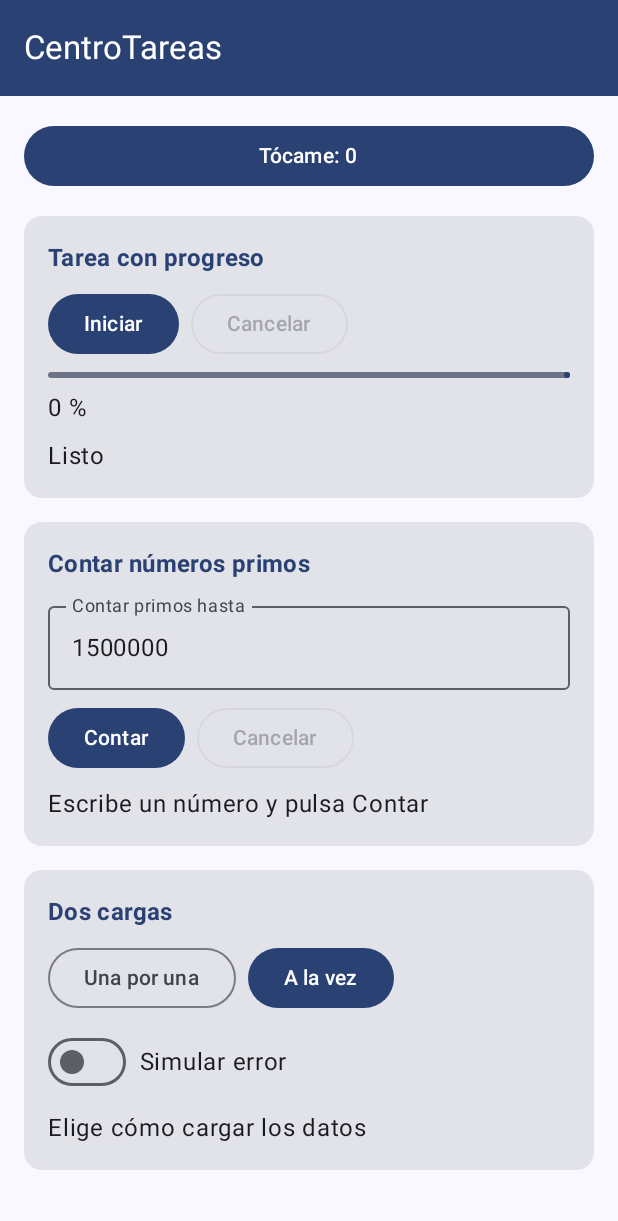
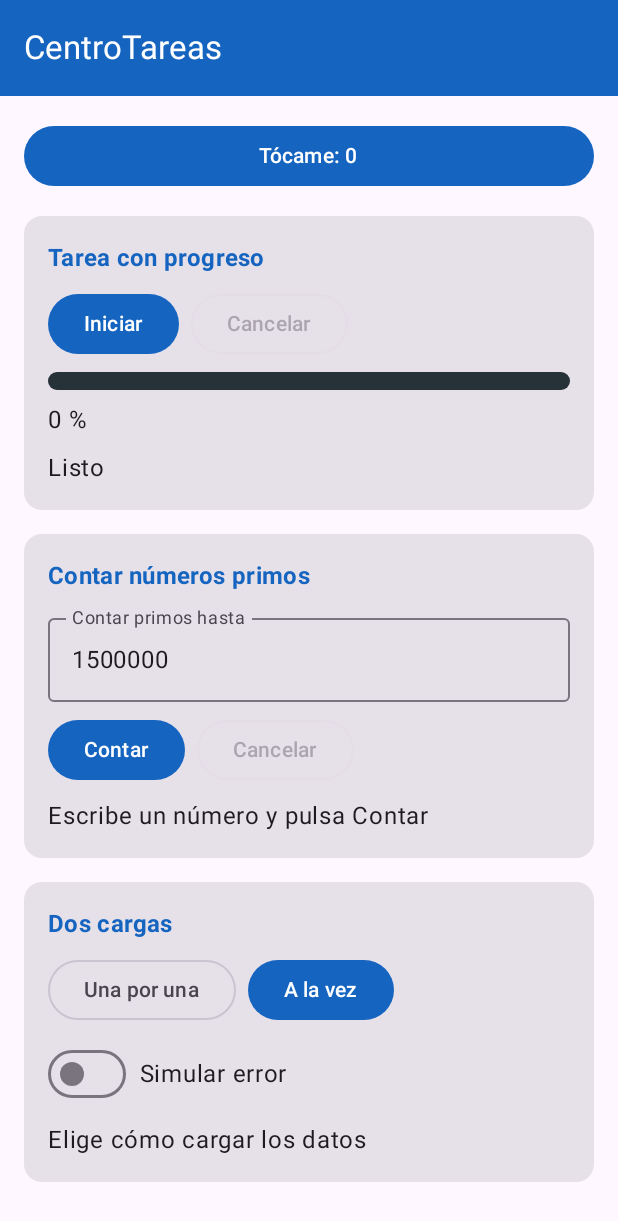
Before and after one commit to ydortizs-prog/CentroTareas, an Android app built with Jetpack Compose: the screen it shows after launch (MainActivity), on a phone screen of 412 x 824 dp. Shown: the top 1221 px of the screen. Run offline under Robolectric (Android 15) with nearby library versions, the phone set to English and light mode, and no system bars.

Commit message:
feat(primos): muestra el progreso del calculo

```diff
--- a/app/src/main/java/com/ortiz/centrotareas/data/TareasRepository.kt
+++ b/app/src/main/java/com/ortiz/centrotareas/data/TareasRepository.kt
@@ -1,7 +1,8 @@
 package com.ortiz.centrotareas.data
 
 interface TareasRepository {
-    suspend fun contarPrimos(hasta: Int): Int
+    // Mejora IA 1: alAvanzar informa el avance del cálculo de 0f a 1f
+    suspend fun contarPrimos(hasta: Int, alAvanzar: (Float) -> Unit = {}): Int
     suspend fun cargarPerfil(): String
     suspend fun cargarPedidos(simularError: Boolean): List<String>
 }
--- a/app/src/main/java/com/ortiz/centrotareas/ui/PantallaTareas.kt
+++ b/app/src/main/java/com/ortiz/centrotareas/ui/PantallaTareas.kt
@@ -1,5 +1,11 @@
 package com.ortiz.centrotareas.ui
 
+import androidx.compose.animation.core.LinearEasing
+import androidx.compose.animation.core.animateFloat
+import androidx.compose.animation.core.infiniteRepeatable
+import androidx.compose.animation.core.rememberInfiniteTransition
+import androidx.compose.animation.core.tween
+import androidx.compose.foundation.Canvas
 import androidx.compose.foundation.background
 import androidx.compose.foundation.layout.Arrangement
 import androidx.compose.foundation.layout.Row
@@ -7,6 +13,7 @@ import androidx.compose.foundation.layout.Column
 import androidx.compose.foundation.layout.ColumnScope
 import androidx.compose.foundation.layout.fillMaxSize
 import androidx.compose.foundation.layout.fillMaxWidth
+import androidx.compose.foundation.layout.height
 import androidx.compose.foundation.layout.padding
 import androidx.compose.foundation.rememberScrollState
 import androidx.compose.foundation.shape.RoundedCornerShape
@@ -17,7 +24,6 @@ import androidx.compose.material3.ButtonDefaults
 import androidx.compose.material3.Card
 import androidx.compose.material3.CircularProgressIndicator
 import androidx.compose.material3.ExperimentalMaterial3Api
-import androidx.compose.material3.LinearProgressIndicator
 import androidx.compose.material3.OutlinedButton
 import androidx.compose.material3.OutlinedTextField
 import androidx.compose.material3.MaterialTheme
@@ -35,6 +41,9 @@ import androidx.compose.runtime.saveable.rememberSaveable
 import androidx.compose.runtime.setValue
 import androidx.compose.ui.Alignment
 import androidx.compose.ui.Modifier
+import androidx.compose.ui.geometry.CornerRadius
+import androidx.compose.ui.geometry.Size
+import androidx.compose.ui.graphics.Brush
 import androidx.compose.ui.graphics.Color
 import androidx.compose.ui.text.input.KeyboardType
 import androidx.compose.ui.text.font.FontWeight
@@ -50,6 +59,7 @@ fun PantallaTareas(vm: TareasViewModel) {
     val progreso by vm.progreso.collectAsState()
     val corriendo by vm.corriendo.collectAsState()
     val primos by vm.primos.collectAsState()
+    val progresoPrimos by vm.progresoPrimos.collectAsState()
     val carga by vm.carga.collectAsState()
     val simularError by vm.simularError.collectAsState()
     // Texto del campo numérico (500 000 tardaba ~600 ms en este emulador; se ajusta para que tarde 2-5 s)
@@ -102,10 +112,8 @@ fun PantallaTareas(vm: TareasViewModel) {
                     }
                 }
                 // Paso 3: barra de progreso y porcentaje debajo
-                LinearProgressIndicator(
-                    progress = { progreso },
-                    modifier = Modifier.fillMaxWidth()
-                )
+                // Mejora IA 1: misma barra "tipo trueno" para la tarea con progreso
+                BarraRayo(progreso = progreso)
                 Text("${(progreso * 100).toInt()} %")
                 Text(mensaje)
             }
@@ -139,7 +147,11 @@ fun PantallaTareas(vm: TareasViewModel) {
                 }
                 when (val p = primos) {
                     PrimosUi.Inicial -> Text("Escribe un número y pulsa Contar")
-                    PrimosUi.Calculando -> Text("Calculando...")
+                    PrimosUi.Calculando -> Column(verticalArrangement = Arrangement.spacedBy(4.dp)) {
+                        // Mejora IA 1: barra "tipo trueno" con el avance del cálculo
+                        BarraRayo(progreso = progresoPrimos)
+                        Text("⚡ Calculando... ${(progresoPrimos * 100).toInt()} %")
+                    }
                     is PrimosUi.Listo -> RecuadroVerde(
                         "Primos encontrados: ${p.cantidad}\nTiempo: ${p.milisegundos} ms"
                     )
@@ -239,3 +251,46 @@ private fun RecuadroError(mensaje: String, onReintentar: () -> Unit) {
         }
     }
 }
+
+// Mejora IA 1: barra de progreso "tipo trueno": degradado amarillo-naranja con un brillo que recorre la barra
+@Composable
+private fun BarraRayo(progreso: Float) {
+    val brillo = rememberInfiniteTransition(label = "rayo")
+    val desplazamiento by brillo.animateFloat(
+        initialValue = 0f,
+        targetValue = 1f,
+        animationSpec = infiniteRepeatable(tween(durationMillis = 900, easing = LinearEasing)),
+        label = "brillo"
+    )
+    Canvas(
+        modifier = Modifier
+            .fillMaxWidth()
+            .height(12.dp)
+    ) {
+        val radio = CornerRadius(size.height / 2, size.height / 2)
+        // Fondo de la barra
+        drawRoundRect(color = Color(0xFF263238), cornerRadius = radio)
+        val ancho = size.width * progreso.coerceIn(0f, 1f)
+        if (ancho > 0f) {
+            // Relleno eléctrico: amarillo -> naranja -> amarillo
+            drawRoundRect(
+                brush = Brush.horizontalGradient(
+                    listOf(Color(0xFFFFEB3B), Color(0xFFFF9800), Color(0xFFFFD600))
+                ),
+                size = Size(ancho, size.height),
+                cornerRadius = radio
+            )
+            // Destello blanco que corre sobre la parte llena
+            val x = ancho * desplazamiento
+            drawRoundRect(
+                brush = Brush.horizontalGradient(
+                    listOf(Color.Transparent, Color.White.copy(alpha = 0.8f), Color.Transparent),
+                    startX = x - 40f,
+                    endX = x + 40f
+                ),
+                size = Size(ancho, size.height),
+                cornerRadius = radio
+            )
+        }
+    }
+}
--- a/app/src/main/java/com/ortiz/centrotareas/ui/theme/Color.kt
+++ b/app/src/main/java/com/ortiz/centrotareas/ui/theme/Color.kt
@@ -2,10 +2,12 @@ package com.ortiz.centrotareas.ui.theme
 
 import androidx.compose.ui.graphics.Color
 
-val Purple80 = Color(0xFFD0BCFF)
-val PurpleGrey80 = Color(0xFFCCC2DC)
-val Pink80 = Color(0xFFEFB8C8)
-
-val Purple40 = Color(0xFF6650a4)
-val PurpleGrey40 = Color(0xFF625b71)
-val Pink40 = Color(0xFF7D5260)
+// Mejora IA 1: paleta propia — azul fuerte con acentos naranja
+val AzulPrimario = Color(0xFF1565C0)
+val AzulOscuro = Color(0xFF0D47A1)
+val AzulClaro = Color(0xFF90CAF9)
+val AzulFondoTarjeta = Color(0xFFE3F2FD)
+val Naranja = Color(0xFFEF6C00)
+val NaranjaClaro = Color(0xFFFFB74D)
+val Turquesa = Color(0xFF00897B)
+val TurquesaClaro = Color(0xFF80CBC4)
--- a/app/src/main/java/com/ortiz/centrotareas/ui/theme/Theme.kt
+++ b/app/src/main/java/com/ortiz/centrotareas/ui/theme/Theme.kt
@@ -9,35 +9,32 @@ import androidx.compose.material3.dynamicDarkColorScheme
 import androidx.compose.material3.dynamicLightColorScheme
 import androidx.compose.material3.lightColorScheme
 import androidx.compose.runtime.Composable
+import androidx.compose.ui.graphics.Color
 import androidx.compose.ui.platform.LocalContext
 
+// Mejora IA 1: esquema oscuro con la paleta propia
 private val DarkColorScheme = darkColorScheme(
-    primary = Purple80,
-    secondary = PurpleGrey80,
-    tertiary = Pink80
+    primary = AzulClaro,
+    secondary = NaranjaClaro,
+    tertiary = TurquesaClaro,
+    onPrimary = AzulOscuro
 )
 
+// Mejora IA 1: esquema claro con la paleta propia (azul + naranja)
 private val LightColorScheme = lightColorScheme(
-    primary = Purple40,
-    secondary = PurpleGrey40,
-    tertiary = Pink40
-
-    /* Other default colors to override
-    background = Color(0xFFFFFBFE),
-    surface = Color(0xFFFFFBFE),
+    primary = AzulPrimario,
+    secondary = Naranja,
+    tertiary = Turquesa,
     onPrimary = Color.White,
     onSecondary = Color.White,
-    onTertiary = Color.White,
-    onBackground = Color(0xFF1C1B1F),
-    onSurface = Color(0xFF1C1B1F),
-    */
+    surfaceVariant = AzulFondoTarjeta
 )
 
 @Composable
 fun CentroTareasTheme(
     darkTheme: Boolean = isSystemInDarkTheme(),
-    // Dynamic color is available on Android 12+
-    dynamicColor: Boolean = true,
+    // Mejora IA 1: sin color dinámico, para que siempre se use la paleta propia
+    dynamicColor: Boolean = false,
     content: @Composable () -> Unit
 ) {
     val colorScheme = when {
--- a/app/src/main/java/com/ortiz/centrotareas/viewmodel/TareasViewModel.kt
+++ b/app/src/main/java/com/ortiz/centrotareas/viewmodel/TareasViewModel.kt
@@ -72,6 +72,10 @@ class TareasViewModel(private val repo: TareasRepository) : ViewModel() {
     private val _primos = MutableStateFlow<PrimosUi>(PrimosUi.Inicial)
     val primos: StateFlow<PrimosUi> = _primos.asStateFlow()
 
+    // Mejora IA 1: progreso del cálculo de primos (0f a 1f)
+    private val _progresoPrimos = MutableStateFlow(0f)
+    val progresoPrimos: StateFlow<Float> = _progresoPrimos.asStateFlow()
+
     // Paso 5: Job del cálculo para poder cancelarlo
     private var trabajoPrimos: Job? = null
 
@@ -82,7 +86,9 @@ class TareasViewModel(private val repo: TareasRepository) : ViewModel() {
             val inicio = System.currentTimeMillis()
             try {
                 // El trabajo pesado lo hace el Repository en segundo plano
-                val cantidad = repo.contarPrimos(hasta)
+                _progresoPrimos.value = 0f
+                // Mejora IA 1: el Repository informa el avance y el ViewModel lo publica
+                val cantidad = repo.contarPrimos(hasta) { _progresoPrimos.value = it }
                 _primos.value = PrimosUi.Listo(cantidad, System.currentTimeMillis() - inicio)
             } catch (e: CancellationException) {
                 _primos.value = PrimosUi.Cancelado
```
Also changed, not shown: app/src/main/java/com/ortiz/centrotareas/data/TareasRepositoryLocal.kt (+7 -1 lines).
